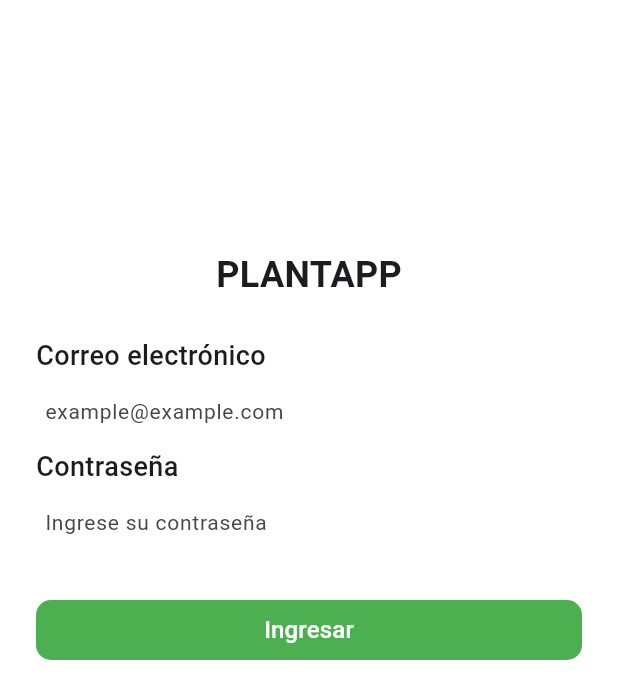
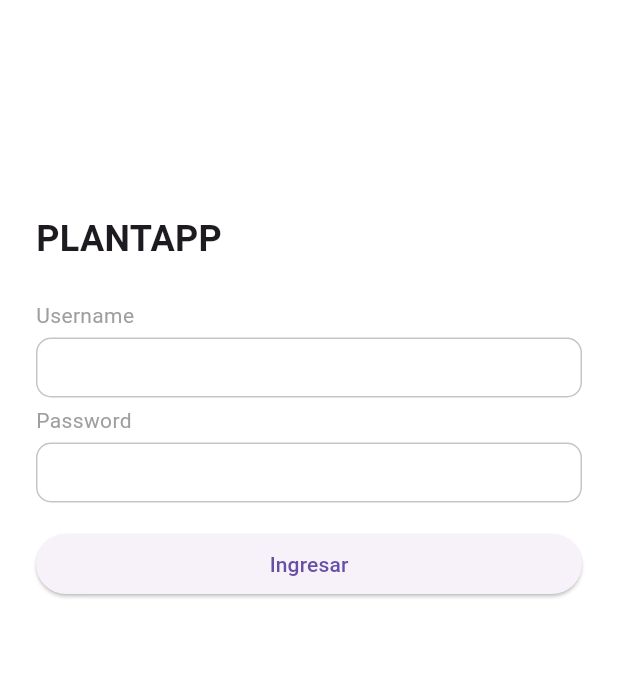
Before and after one commit to samuelsads/plantapp, a Flutter app: the screen it shows after launch, on a phone screen of 412 x 824 dp. Shown: the top 699 px of the screen. Run offline on Flutter 3.47's test engine with Material 3 defaults, Android fonts, the phone set to English and light mode, and no system bars; our stand-ins replace dartz, dio, equatable, firebase_auth, firebase_core, flutter_bloc and 3 more; accounts and stored records are empty.

Commit message:
Feature/rebuild-login feat: rebuild login buttom and login inputs password and email

```diff
--- a/lib/core/configs/get_it/service_locator.dart
+++ b/lib/core/configs/get_it/service_locator.dart
@@ -10,6 +10,7 @@ import 'package:plant_app/features/authentication/domain/repositories/auth_repos
 import 'package:plant_app/features/authentication/domain/usecases/login_with_firebase.dart';
 import 'package:plant_app/features/authentication/domain/usecases/verify_authentication_firebase.dart';
 import 'package:plant_app/features/authentication/presentation/blocs/authentication/authentication_bloc.dart';
+import 'package:plant_app/features/authentication/presentation/cubits/login/login_cubit.dart';
 import 'package:plant_app/utils/helpers/auth_helper.dart';
 import 'package:plant_app/utils/helpers/http_client_helper.dart';
 
@@ -60,4 +61,9 @@ void setUpServiceLocator() {
         loginWithFirebase: serviceLocator<LoginWithFirebase>(),
         verifyAuthState: serviceLocator<VerifyAuthenticationFirebase>()),
   );
+
+  //CUBIT
+  serviceLocator.registerFactory(
+    LoginCubit.new,
+  );
 }
--- a/lib/core/get_it/service_locator.dart
+++ /dev/null
@@ -1,33 +0,0 @@
-import 'package:dio/dio.dart';
-import 'package:firebase_auth/firebase_auth.dart';
-import 'package:flutter_secure_storage/flutter_secure_storage.dart';
-import 'package:get_it/get_it.dart';
-import 'package:plant_app/core/configs/dio/dio_config.dart';
-import 'package:plant_app/features/authentication/data/datasource/auth_api_datasource.dart';
-import 'package:plant_app/features/authentication/data/datasource/auth_api_datasource_impl.dart';
-import 'package:plant_app/utils/helpers/auth_helper.dart';
-import 'package:plant_app/utils/helpers/http_client_helper.dart';
-
-/// Service Locator
-final serviceLocator = GetIt.instance;
-
-/// Setup Service Locator
-Future<void> setupServiceLocator() async {
-  // MARK: FIREBASE
-  serviceLocator
-      .registerLazySingleton<FirebaseAuth>(() => FirebaseAuth.instance);
-  serviceLocator.registerSingleton<Dio>(dioConfig);
-  serviceLocator.registerSingleton<HttpClientHelper>(
-    HttpClientHelperImpl(serviceLocator<Dio>()),
-  );
-  serviceLocator
-      .registerSingleton<FlutterSecureStorage>(const FlutterSecureStorage());
-  serviceLocator.registerSingleton<AuthHelper>(
-    AuthHelperImpl(storage: serviceLocator<FlutterSecureStorage>()),
-  );
-
-// MARK: FEATURES: AUTHENTICATION
-  serviceLocator.registerSingleton<AuthApiDataSource>(
-    AuthApiDatasourceImpl(auth: serviceLocator<FirebaseAuth>()),
-  );
-}
--- a/lib/core/presentation/widgets/custom_buttom.dart
+++ /dev/null
@@ -1,36 +0,0 @@
-import 'package:flutter/material.dart';
-
-class CumstomButtom extends StatefulWidget {
-  const CumstomButtom(
-      {this.left = 24,
-      this.right = 24,
-      this.top = 24,
-      this.bottom = 0,
-      required this.title,
-      required this.onPressed,
-      super.key});
-  final Function()? onPressed;
-  final String title;
-  final double? left;
-  final double? right;
-  final double? top;
-  final double? bottom;
-  @override
-  State<CumstomButtom> createState() => _CumstomButtomState();
-}
-
-class _CumstomButtomState extends State<CumstomButtom> {
-  @override
-  Widget build(BuildContext context) {
-    return Container(
-        width: double.infinity,
-        margin: const EdgeInsets.only(left: 24, right: 24, top: 24),
-        child: ElevatedButton(
-            style: ElevatedButton.styleFrom(
-            elevation: 0,
-            backgroundColor: Colors.green,
-            shape: RoundedRectangleBorder(
-                borderRadius: BorderRadius.circular(10))),
-            onPressed: widget.onPressed, child: Text(widget.title, style: const TextStyle(color: Colors.white, fontSize: 16),)));
-  }
-}
--- a/lib/core/presentation/widgets/custom_textformfield.dart
+++ /dev/null
@@ -1,67 +0,0 @@
-import 'package:flutter/material.dart';
-
-
-class CustomtextFormField extends StatefulWidget {
-   const CustomtextFormField({this.left=24, this.right=24, this.top= 24, this.bottom=0,this.placeholder, this.isPassword= false,required  this.title,required  this.controller,super.key});
-  final String title;
-  final TextEditingController controller;
-  final bool? isPassword;
-  final String ? placeholder;
-  final double? left;
-  final double? right;
-  final double?top;
-  final double? bottom;
-  @override
-  State<CustomtextFormField> createState() => _CustomtextFormFieldState();
-}
-
-class _CustomtextFormFieldState extends State<CustomtextFormField> {
-  @override
-  Widget build(BuildContext context) {
-    return Container(
-            margin:  EdgeInsets.only(left: widget.left!,right: widget.right!, top: widget.top!, bottom: widget.bottom!),
-             child: Column(
-              mainAxisAlignment: MainAxisAlignment.start,
-              crossAxisAlignment: CrossAxisAlignment.start,
-               children: [
-                Text(widget.title, style: const TextStyle(fontSize: 18, fontWeight: FontWeight.w500),),
-                 TextFormField(
-                  controller: widget.controller,
-                  obscureText: widget.isPassword??false,
-                  decoration: InputDecoration(
-                    contentPadding: const EdgeInsets.all(2),
-                    border: OutlineInputBorder(
-                      borderSide:
-                          const BorderSide(color: Colors.white, width: 2.0),
-                      borderRadius: BorderRadius.circular(10),
-                    ),
-                    enabledBorder: OutlineInputBorder(
-                      borderSide:
-                          const BorderSide(color: Colors.white, width: 2.0),
-                      borderRadius: BorderRadius.circular(10),
-                    ),
-                    focusedBorder: OutlineInputBorder(
-                      borderSide:
-                          const BorderSide(color: Colors.white, width: 2.0),
-                      borderRadius: BorderRadius.circular(10),
-                    ),
-                    errorBorder: OutlineInputBorder(
-                      borderSide:
-                          const BorderSide(color: Colors.white, width: 2.0),
-                      borderRadius: BorderRadius.circular(10),
-                    ),
-                    focusedErrorBorder: OutlineInputBorder(
-                      borderSide:
-                          const BorderSide(color: Colors.white, width: 2.0),
-                      borderRadius: BorderRadius.circular(10),
-                    ),
-                    hintText: widget.placeholder,
-                    hintStyle: const TextStyle( fontSize: 14),
-
-                  ),
-                 ),
-               ],
-             ),
-           );
-  }
-}
--- /dev/null
+++ b/lib/core/presentation/widgets/inputs/custom_text_form_field.dart
@@ -0,0 +1,175 @@
+import 'package:flutter/material.dart';
+import 'package:flutter/services.dart';
+
+/// A custom text field with a label above and optional error message below.
+class CustomTextFormField extends StatefulWidget {
+  /// Creates an instance of [CustomTextFormField]
+  const CustomTextFormField({
+    super.key,
+    required this.label,
+    this.onChanged,
+    this.errorMessage = '',
+    this.suffixIcon,
+    this.obscureText = false,
+    this.denySpaces = false,
+    this.maxLines = 1,
+    this.placeholder = '',
+    this.initialValue = '',
+    this.marginTop = 0,
+    this.marginBottom = 0,
+    this.marginLeft = 0,
+    this.marginRight = 0,
+  });
+
+  /// The label displayed above the text field.
+  final String label;
+
+  /// A callback function to be called when the text field's value changes.
+  final Function(String value)? onChanged;
+
+  /// An optional error message to be displayed below the text field.
+  final String errorMessage;
+
+  /// An optional icon to be displayed at the end of the text field.
+  final Widget? suffixIcon;
+
+  /// Whether the text field should obscure the text input.
+  final bool obscureText;
+
+  /// Whether the text field should deny spaces.
+  final bool denySpaces;
+
+  /// The maximum number of lines for the text field.
+  final int maxLines;
+
+  /// The placeholder text for the text field.
+  final String placeholder;
+
+  /// The initial value for the text field.
+  final String? initialValue;
+
+  /// The margin for the text field.
+
+  final double marginLeft;
+
+  /// The margin for the text field.
+  final double marginRight;
+
+  /// The margin for the text field.
+  final double marginTop;
+
+  /// The margin for the text field.
+  final double marginBottom;
+
+  @override
+  State<CustomTextFormField> createState() => _CustomTextFormFieldState();
+}
+
+class _CustomTextFormFieldState extends State<CustomTextFormField> {
+  late TextEditingController _controller;
+
+  @override
+  void initState() {
+    super.initState();
+    _controller = TextEditingController(text: widget.initialValue);
+    _controller.addListener(() {
+      widget.onChanged?.call(_controller.text);
+    });
+  }
+
+  @override
+  void didUpdateWidget(covariant CustomTextFormField oldWidget) {
+    super.didUpdateWidget(oldWidget);
+    if (widget.initialValue != oldWidget.initialValue) {
+      WidgetsBinding.instance.addPostFrameCallback((_) {
+        if (widget.initialValue != null) {
+          _controller.text = widget.initialValue!;
+        }
+      });
+    }
+  }
+
+  @override
+  void dispose() {
+    _controller.dispose();
+    super.dispose();
+  }
+
+  @override
+  Widget build(BuildContext context) => Container(
+        margin: EdgeInsets.only(
+            left: widget.marginLeft,
+            right: widget.marginRight,
+            top: widget.marginTop,
+            bottom: widget.marginBottom),
+        child: Column(
+          crossAxisAlignment: CrossAxisAlignment.start,
+          children: [
+            Text(
+              widget.label,
+              style: const TextStyle(color: Colors.grey),
+            ),
+            const SizedBox(height: 5),
+            SizedBox(
+              height: widget.maxLines == 1 ? 40 : null,
+              child: TextFormField(
+                controller: _controller,
+                maxLines: widget.maxLines,
+                inputFormatters: [
+                  if (widget.denySpaces)
+                    FilteringTextInputFormatter.deny(RegExp(r'\s')),
+                ],
+                textInputAction: TextInputAction.done,
+                obscureText: widget.obscureText,
+                decoration: InputDecoration(
+                  suffixIcon: widget.suffixIcon,
+                  border: OutlineInputBorder(
+                    borderRadius: const BorderRadius.all(Radius.circular(10)),
+                    borderSide: BorderSide(
+                      color: widget.errorMessage.isEmpty
+                          ? Colors.grey.withOpacity(0.6)
+                          : Theme.of(context).colorScheme.error,
+                    ),
+                  ),
+                  focusedBorder: OutlineInputBorder(
+                    borderRadius: const BorderRadius.all(Radius.circular(10)),
+                    borderSide: BorderSide(
+                      color: widget.errorMessage.isEmpty
+                          ? Colors.grey.withOpacity(0.6)
+                          : Theme.of(context).colorScheme.error,
+                    ),
+                  ),
+                  enabledBorder: OutlineInputBorder(
+                    borderRadius: const BorderRadius.all(Radius.circular(10)),
+                    borderSide: BorderSide(
+                      color: widget.errorMessage.isEmpty
+                          ? Colors.grey.withOpacity(0.6)
+                          : Theme.of(context).colorScheme.error,
+                    ),
+                  ),
+                ),
+              ),
+            ),
+            const SizedBox(height: 5),
+            if (widget.placeholder.isNotEmpty && widget.errorMessage.isEmpty)
+              Text(
+                widget.placeholder,
+                style: TextStyle(color: Colors.grey.withOpacity(0.8)),
+              ),
+            if (widget.errorMessage.isNotEmpty)
+              Row(
+                children: [
+                  Icon(Icons.error,
+                      size: 20, color: Theme.of(context).colorScheme.error),
+                  const SizedBox(width: 5),
+                  Expanded(
+                    child: Text(widget.errorMessage,
+                        style: TextStyle(
+                            color: Theme.of(context).colorScheme.error)),
+                  ),
+                ],
+              )
+          ],
+        ),
+      );
+}
--- /dev/null
+++ b/lib/features/authentication/presentation/cubits/login/login_cubit.dart
@@ -0,0 +1,33 @@
+import 'package:equatable/equatable.dart';
+import 'package:flutter_bloc/flutter_bloc.dart';
+
+part 'login_state.dart';
+
+/// Cubit for login
+class LoginCubit extends Cubit<LoginCubitState> {
+  /// Constructor for LoginCubit
+  LoginCubit() : super(const LoginCubitState());
+
+  /// Update the state with the provided email
+  void onEmailChanged(String email) {
+    emit(state.copyWith(
+      email: email,
+      emailError: '',
+    ));
+  }
+
+  /// Updates the state with the provided password.
+  void onPasswordChanged(String password) {
+    emit(state.copyWith(
+      password: password,
+      passwordError: '',
+    ));
+  }
+
+  /// Toggles the visibility of the password.
+  void toggleHidePassword() {
+    emit(state.copyWith(
+      hidePassword: !state.hidePassword,
+    ));
+  }
+}
--- /dev/null
+++ b/lib/features/authentication/presentation/cubits/login/login_state.dart
@@ -0,0 +1,53 @@
+part of 'login_cubit.dart';
+
+/// State of the login cubit
+class LoginCubitState extends Equatable {
+  /// Constructor for LoginCubitState
+  const LoginCubitState({
+    this.email = '',
+    this.emailError = '',
+    this.password = '',
+    this.passwordError = '',
+    this.hidePassword = true,
+  });
+
+  /// The email to login form field
+  final String email;
+
+  /// The email error to login form field
+  final String emailError;
+
+  /// The password to login form field
+  final String password;
+
+  /// The error message to login form field
+  final String passwordError;
+
+  /// The hide show password to login form field
+  final bool hidePassword;
+
+  /// Copy with for LoginCubitState
+  LoginCubitState copyWith({
+    String? email,
+    String? emailError,
+    String? password,
+    String? passwordError,
+    bool? hidePassword,
+  }) =>
+      LoginCubitState(
+        email: email ?? this.email,
+        emailError: emailError ?? this.emailError,
+        password: password ?? this.password,
+        passwordError: passwordError ?? this.passwordError,
+        hidePassword: hidePassword ?? this.hidePassword,
+      );
+
+  @override
+  List<Object> get props => [
+        email,
+        emailError,
+        password,
+        passwordError,
+        hidePassword,
+      ];
+}
--- a/lib/features/authentication/presentation/pages/login_page.dart
+++ b/lib/features/authentication/presentation/pages/login_page.dart
@@ -1,6 +1,8 @@
 import 'package:flutter/material.dart';
-import 'package:plant_app/core/presentation/widgets/custom_buttom.dart';
-import 'package:plant_app/core/presentation/widgets/custom_textformfield.dart';
+import 'package:flutter_bloc/flutter_bloc.dart';
+import 'package:plant_app/core/configs/get_it/service_locator.dart';
+import 'package:plant_app/core/presentation/widgets/inputs/custom_text_form_field.dart';
+import 'package:plant_app/features/authentication/presentation/cubits/login/login_cubit.dart';
 
 /// [LoginPage] is a page that is displayed when the user is not logged in.
 class LoginPage extends StatefulWidget {
@@ -25,19 +27,6 @@ class _LoginPageState extends State<LoginPage> {
   void initState() {
     username = TextEditingController();
     password = TextEditingController();
-    // WidgetsBinding.instance.addPostFrameCallback(
-    //   (timeStamp) {
-    //     if (mounted) {
-    // FirebaseAuth.instance.authStateChanges().listen((User? user) {
-    //   if (user == null) {
-    //     print('User is currently signed out!');
-    //   } else {
-    //     print('User is signed in!');
-    //   }
-    // });
-    //   }
-    // },
-    //);
     super.initState();
   }
 
@@ -51,47 +40,49 @@ class _LoginPageState extends State<LoginPage> {
   @override
   Widget build(BuildContext context) => Scaffold(
         backgroundColor: Colors.white,
-        body: Column(
+        body: BlocProvider.value(
+          value: serviceLocator<LoginCubit>(),
+          child: Column(
             children: [
-            const SizedBox(
+              SizedBox(
                 height: 200,
                 width: double.infinity,
                 child: Row(
-                mainAxisAlignment: MainAxisAlignment.center,
                   crossAxisAlignment: CrossAxisAlignment.end,
                   children: [
-                  Text(
+                    Container(
+                      margin: const EdgeInsets.only(
+                          left: 24, right: 24, bottom: 24),
+                      child: const Text(
                         'PLANTAPP',
-                    style: TextStyle(fontSize: 24, fontWeight: FontWeight.w600),
+                        style: TextStyle(
+                            fontSize: 24, fontWeight: FontWeight.w600),
+                      ),
                     ),
                   ],
                 ),
               ),
-            CustomtextFormField(
-              title: 'Correo electrónico',
-              controller: username,
-              placeholder: 'example@example.com',
+              CustomTextFormField(
+                label: 'Username',
+                marginLeft: 24,
+                marginRight: 24,
+                onChanged: (email) =>
+                    context.read<LoginCubit>().onEmailChanged(email),
               ),
-            CustomtextFormField(
-              title: 'Contraseña',
-              controller: password,
-              isPassword: true,
-              placeholder: 'Ingrese su contraseña',
-              top: 0,
+              CustomTextFormField(
+                label: 'Password',
+                marginLeft: 24,
+                marginRight: 24,
+                onChanged: (password) =>
+                    context.read<LoginCubit>().onPasswordChanged(password),
               ),
-            CumstomButtom(title: 'Ingresar', onPressed: () {})
-            //=>
-            // context.read<AuthenticationBloc>().add(
-            //       LoginWithFirebaseEvent(
-            //         request: LoginModelRequest(
-            //           email: username.text.trim(),
-            //           password: password.text.trim(),
-            //         ),
-            //       ),
-            //     ))
-            // onPressed: () => ViewmodelLogin()
-            //     .signIn(username.text.trim(), password.text.trim()))
+              Container(
+                  margin: const EdgeInsets.only(left: 24, right: 24, top: 12),
+                  width: double.infinity,
+                  child: ElevatedButton(
+                      onPressed: () {}, child: const Text('Ingresar')))
             ],
+          ),
         ),
       );
 }
```
Lines whose indentation alone changed are shown as unchanged.
